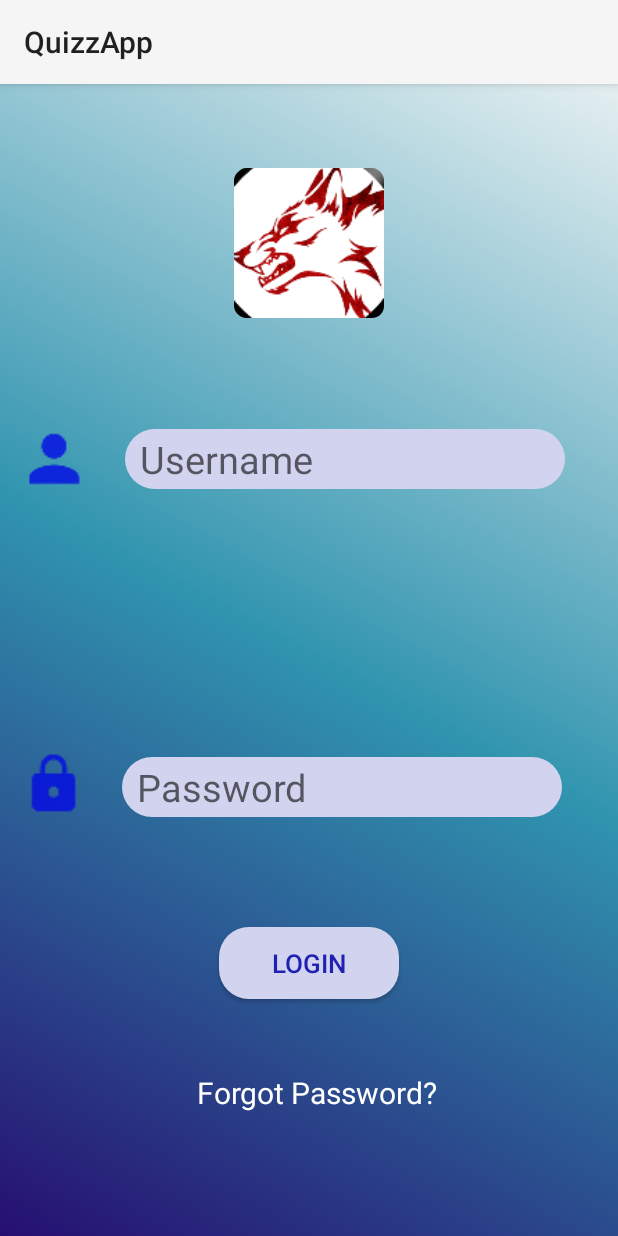
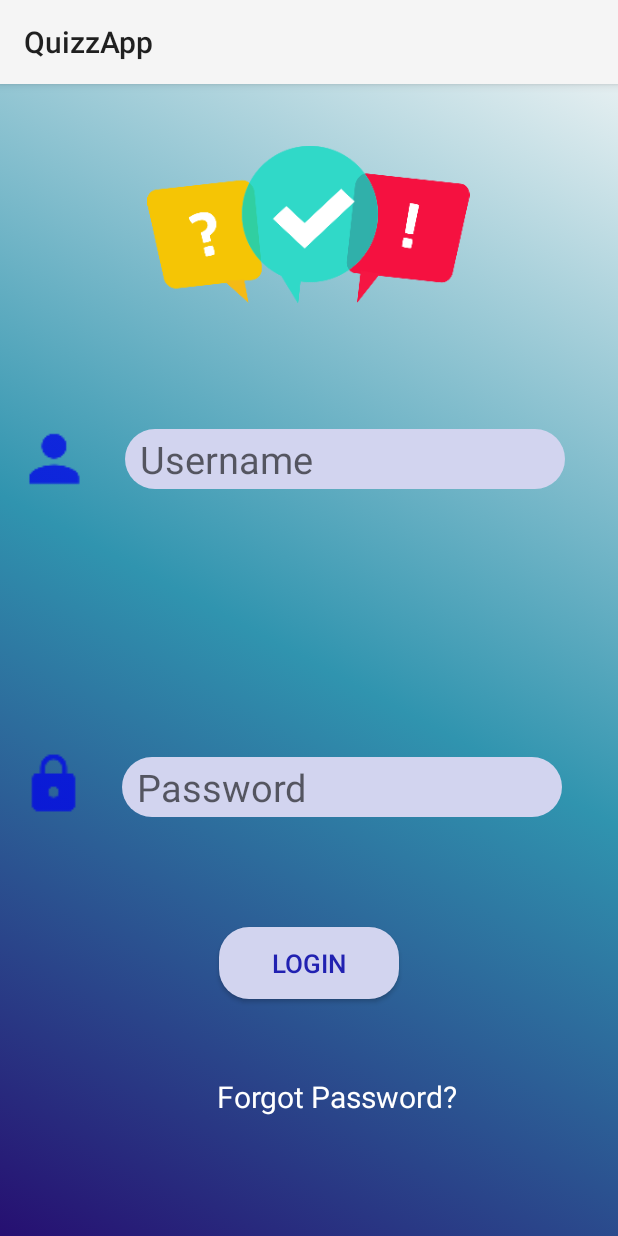
Before and after one commit to mcireasa/Quarter, an Android app: the screen it shows after launch (LoginActivity), on a phone screen of 412 x 824 dp. Run offline under Robolectric (Android 15) with nearby library versions, the phone set to English and light mode, and no system bars.

Commit message:
a doua incercare

```diff
--- a/app/src/main/res/layout/activity_login.xml
+++ b/app/src/main/res/layout/activity_login.xml
@@ -7,15 +7,6 @@
     android:background="@drawable/gradient"
     tools:context=".LoginActivity">
 
-
-    <ImageView
-        android:id="@+id/ImgMainLogo"
-        android:layout_width="100dp"
-        android:layout_height="100dp"
-        android:layout_alignParentTop="true"
-        android:layout_centerHorizontal="true"
-        android:layout_marginTop="56dp"
-        app:srcCompat="@mipmap/ic_app_icon_round" />
 
     <EditText
         android:id="@+id/TextUsername"
@@ -87,14 +78,23 @@
         android:layout_height="wrap_content"
         android:layout_alignParentEnd="true"
         android:layout_alignParentBottom="true"
-        android:layout_centerHorizontal="true"
-        android:layout_marginEnd="121dp"
-        android:layout_marginBottom="82dp"
+        android:layout_centerInParent="true"
+        android:layout_marginEnd="108dp"
+        android:layout_marginBottom="79dp"
+        android:clickable="true"
         android:gravity="center"
+        android:onClick="onClickForgotPassText"
         android:text="Forgot Password?"
         android:textColor="#FFF"
-        android:textSize="20dp"
-        android:clickable="true"
-        android:onClick="onClickForgotPassText"/>
+        android:textSize="20dp" />
+
+    <ImageView
+        android:id="@+id/imageView"
+        android:layout_width="218dp"
+        android:layout_height="105dp"
+        android:layout_alignParentTop="true"
+        android:layout_centerHorizontal="true"
+        android:layout_marginTop="41dp"
+        app:srcCompat="@drawable/logo" />
 
 </RelativeLayout>
```
Also changed, not shown: app/src/main/res/drawable-xxhdpi/logo.png (added).
